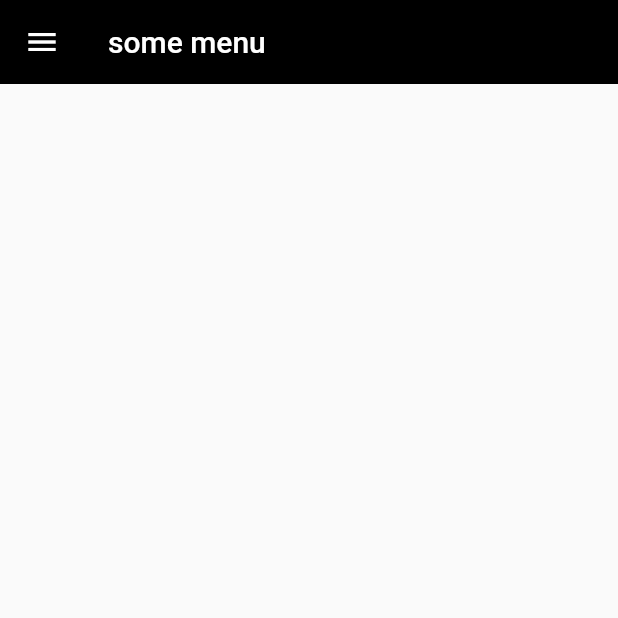
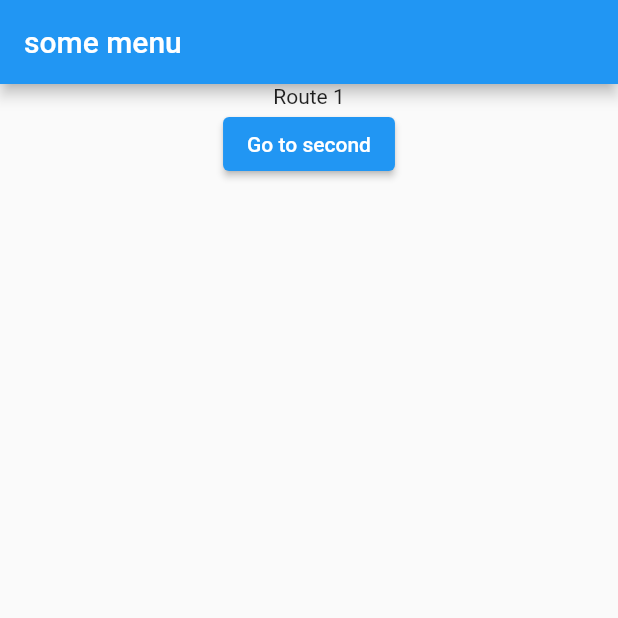
Before and after one commit to dwyl/flutter-navigation-menu-demo, a Flutter app: the screen it shows after launch, on a phone screen of 412 x 824 dp, the top half of it. Run offline on Flutter 3.47's test engine with Material 2 defaults, Android fonts, the phone set to English and light mode, and no system bars.

Commit message:
feat: Persisted widget with named route-based navigation. #1

```diff
--- a/lib/main.dart
+++ b/lib/main.dart
@@ -18,7 +18,13 @@ class App extends StatelessWidget {
       theme: ThemeData(
         primarySwatch: Colors.blue,
       ),
-      home: const HomePage(),
+      debugShowCheckedModeBanner: false,
+      builder: (context, child) => BaseWidget(child: child),
+      initialRoute: '/',
+      routes: {
+        '/': (context) => FirstRoute(),
+        '/second': (context) => SecondRoute(),
+      },
     );
   }
 }
@@ -82,8 +88,7 @@ class _HomePageState extends State<HomePage> with SingleTickerProviderStateMixin
         ),
         backgroundColor: Colors.black,
         elevation: 0.0,
-        //automaticallyImplyLeading: false,
-        /*
+        automaticallyImplyLeading: false,
         actions: [
           AnimatedBuilder(
             animation: _menuSlideController,
@@ -103,11 +108,9 @@ class _HomePageState extends State<HomePage> with SingleTickerProviderStateMixin
             },
           ),
         ],
-        */
       ),
       body: Stack(
         children: [
-          const SizedBox(),
           AnimatedBuilder(
             animation: _menuSlideController,
             builder: (context, child) {
@@ -119,7 +122,84 @@ class _HomePageState extends State<HomePage> with SingleTickerProviderStateMixin
           ),
         ],
       ),
-      drawer: const DrawerMenu(),
     );
   }
 }
+
+class BaseWidget extends StatelessWidget {
+  final Widget? child;
+  const BaseWidget({super.key, this.child});
+
+  List<Widget> _showChild() {
+    if (child != null) {
+      return [
+        Expanded(child: child!),
+      ];
+    } else {
+      return [];
+    }
+  }
+
+  @override
+  Widget build(BuildContext context) {
+    return Scaffold(
+      appBar: AppBar(
+          title: const Text(
+        'some menu',
+        style: TextStyle(
+          color: Colors.white,
+        ),
+      )),
+      body: Column(
+        children: _showChild(),
+      ),
+    );
+  }
+}
+
+class FirstRoute extends StatelessWidget {
+  const FirstRoute({super.key});
+
+  @override
+  Widget build(BuildContext context) {
+    return Scaffold(
+      body: Center(
+        child: Column(
+          children: [
+            const Text("Route 1"),
+            ElevatedButton(
+              onPressed: () {
+                Navigator.pushNamed(context, '/second');
+              },
+              child: const Text('Go to second'),
+            ),
+          ],
+        ),
+      ),
+    );
+  }
+}
+
+
+class SecondRoute extends StatelessWidget {
+  const SecondRoute({super.key});
+
+  @override
+  Widget build(BuildContext context) {
+    return Scaffold(
+      body: Center(
+        child: Column(
+          children: [
+            const Text("Route 2"),
+            ElevatedButton(
+              onPressed: () {
+                Navigator.pop(context);
+              },
+              child: const Text('Go back to first!'),
+            ),
+          ],
+        ),
+      ),
+    );
+  }
+}
```
